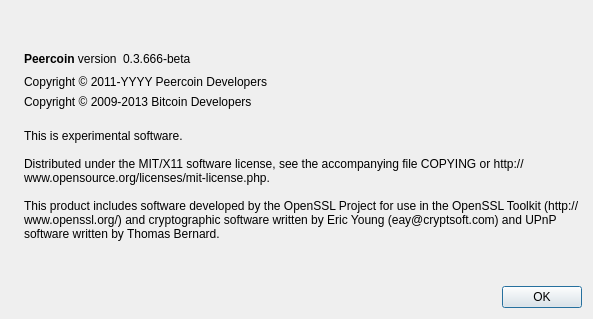
Old version of the form src/qt/forms/aboutdialog.ui in the repository bitbaba/stakecoin.
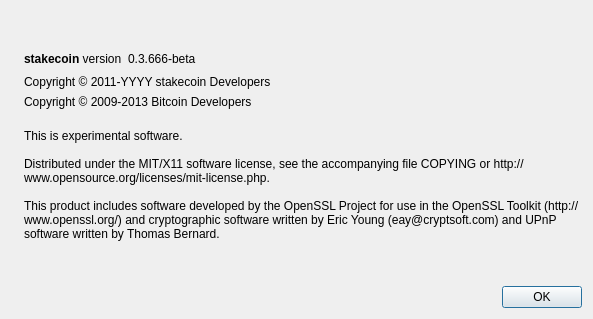
New version of the form. Icons and pictures are not drawn.

Commit message: Peercoin=>stakecoin

The edit to the form file:
```diff
--- a/src/qt/forms/aboutdialog.ui
+++ b/src/qt/forms/aboutdialog.ui
@@ -50,7 +50,7 @@
           <cursorShape>IBeamCursor</cursorShape>
          </property>
          <property name="text">
-          <string>&lt;b&gt;Peercoin&lt;/b&gt; version</string>
+          <string>&lt;b&gt;stakecoin&lt;/b&gt; version</string>
          </property>
          <property name="textInteractionFlags">
           <set>Qt::LinksAccessibleByMouse|Qt::TextSelectableByKeyboard|Qt::TextSelectableByMouse</set>
@@ -91,7 +91,7 @@
         <cursorShape>IBeamCursor</cursorShape>
        </property>
        <property name="text">
-        <string>Copyright &amp;copy; 2011-YYYY Peercoin Developers</string>
+        <string>Copyright &amp;copy; 2011-YYYY stakecoin Developers</string>
        </property>
        <property name="textFormat">
         <enum>Qt::RichText</enum>
```
Left out of the diff: 4 changed lines with no effect on the pictures. The commit also changes 107 other files.
